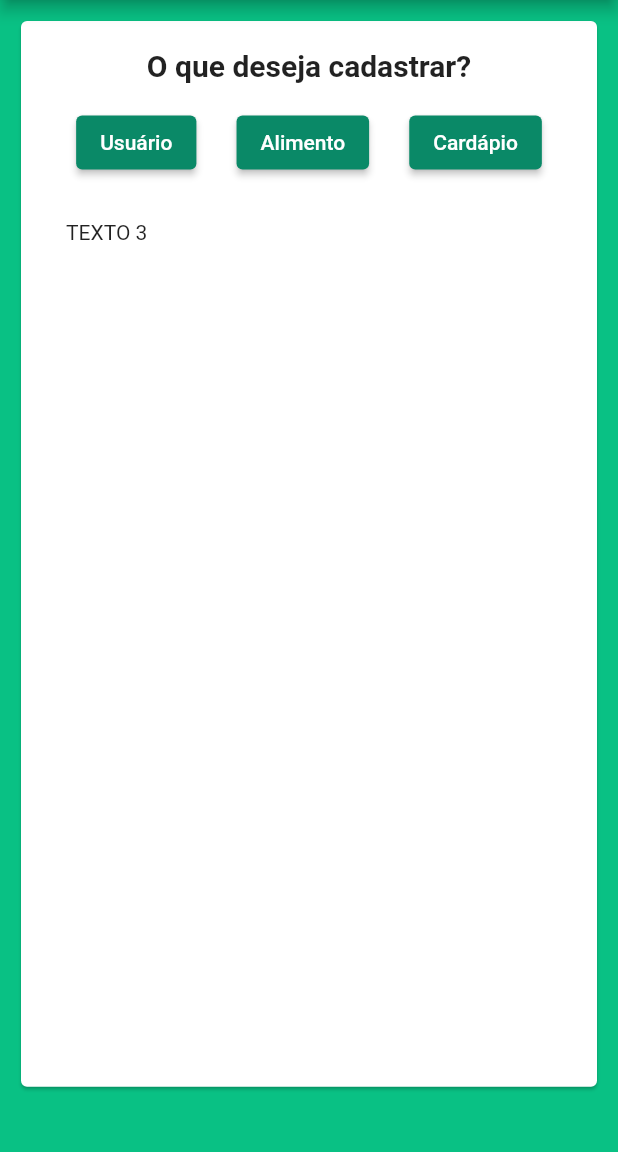
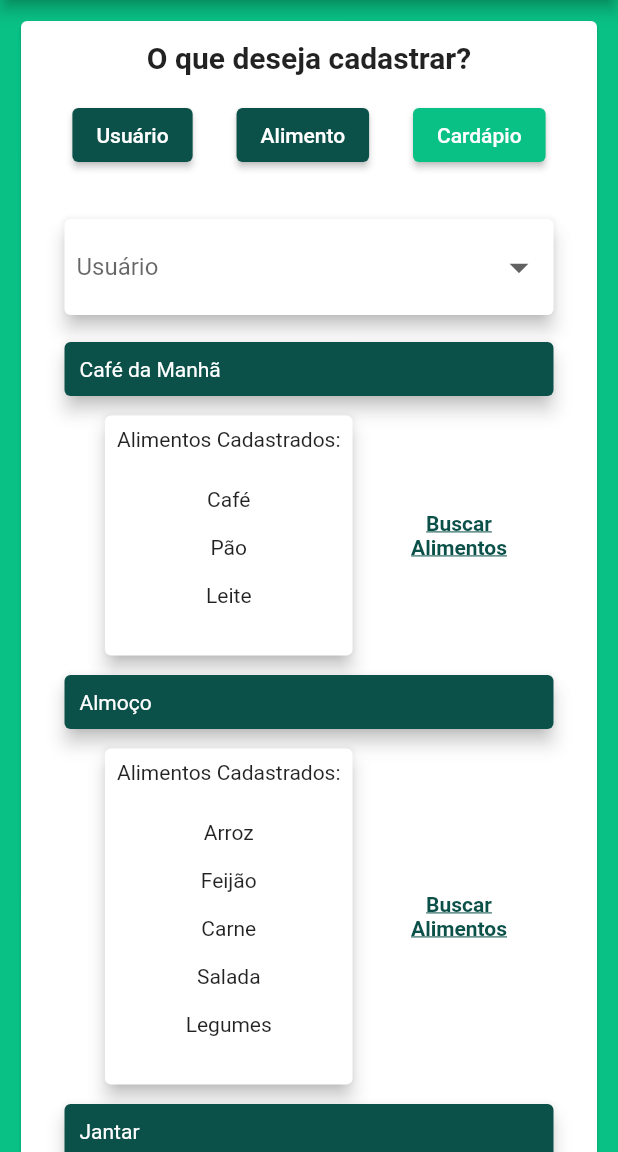
Before and after one commit to Medinagui/Flutter_AppNutricao, a Flutter app: the screen it shows after launch, after a tap on "Alimento", after a tap on "Cardápio", on a phone screen of 412 x 824 dp, the part 84-1236 px from its top. Run offline on Flutter 3.47's test engine with Material 2 defaults, Android fonts, the phone set to English and light mode, and no system bars; our stand-ins replace carousel_slider, image_picker; Roboto replaces fonts that are missing (OpenSans).

Commit message:
Avanços em Cadastro Cardápio

```diff
--- /dev/null
+++ b/appnutricao/lib/components/cadastro_cardapio_form.dart
@@ -0,0 +1,240 @@
+import 'package:appnutricao/components/image_picker.dart';
+import 'package:flutter/material.dart';
+import 'package:appnutricao/themes/theme.dart';
+import 'package:carousel_slider/carousel_slider.dart';
+
+class CadastroCardapioForm extends StatefulWidget {
+  const CadastroCardapioForm({super.key});
+
+  @override
+  State<CadastroCardapioForm> createState() => _CadastroCardapioFormState();
+}
+
+class _CadastroCardapioFormState extends State<CadastroCardapioForm> {
+  String? categoriaRefeicao;
+  String? tipoAlimento;
+
+  List<DropdownMenuItem> usersList = const [
+    DropdownMenuItem(value: 'Usuário 1', child: Text('Usuário 1')),
+    DropdownMenuItem(value: 'Usuário 2', child: Text('Usuário 2')),
+    DropdownMenuItem(value: 'Usuário 3', child: Text('Usuário 3')),
+    DropdownMenuItem(value: 'Usuário 4', child: Text('Usuário 4')),
+    DropdownMenuItem(value: 'Usuário 5', child: Text('Usuário 5')),
+  ];
+
+  List<String> alimentosCafe = [
+    "Café\n",
+    "Pão\n",
+    "Leite\n",
+  ];
+
+  List<String> alimentosAlmoco = [
+    "Arroz\n",
+    "Feijão\n",
+    "Carne\n",
+    "Salada\n",
+    "Legumes\n",
+  ];
+
+  List<String> alimentosJanta = [
+    "Macarrão\n",
+    "Molho\n",
+    "Carne Moída\n",
+    "Queijo\n",
+  ];
+
+  @override
+  Widget build(BuildContext context) {
+    return Form(
+        child: Column(
+      crossAxisAlignment: CrossAxisAlignment.stretch,
+      children: [
+        Card(
+          elevation: 5,
+          child: Padding(
+            padding: const EdgeInsets.all(8.0),
+            child: DropdownButtonHideUnderline(
+              child: DropdownButton(
+                  iconSize: 30,
+                  borderRadius: BorderRadius.circular(10),
+                  isExpanded: true,
+                  hint: const Text('Usuário'),
+                  value: categoriaRefeicao,
+                  items: usersList,
+                  onChanged: (val) {
+                    setState(() {
+                      categoriaRefeicao = val.toString();
+                    });
+                  }),
+            ),
+          ),
+        ),
+        const SizedBox(
+          height: 10,
+        ),
+        Card(
+            color: colorsTwo.colorScheme.secondary,
+            elevation: 5,
+            child: const Padding(
+              padding: EdgeInsets.all(10),
+              child: Text(
+                'Café da Manhã',
+                style: TextStyle(color: Colors.white),
+              ),
+            )),
+        const SizedBox(
+          height: 5,
+        ),
+        Row(
+          mainAxisAlignment: MainAxisAlignment.spaceEvenly,
+          children: [
+            Card(
+              elevation: 5,
+              child: Padding(
+                padding: const EdgeInsets.all(8.0),
+                child: Column(
+                    mainAxisAlignment: MainAxisAlignment.start,
+                    children: [
+                      const Text('Alimentos Cadastrados:\n'),
+                      (alimentosCafe.isEmpty)
+                          ? const Text('Sem alimentos cadastrados')
+                          : Padding(
+                              padding: const EdgeInsets.all(8.0),
+                              child: Text(
+                                '${alimentosCafe[0]}\n${alimentosCafe[1]}\n${alimentosCafe[2]}',
+                                textAlign: TextAlign.center,
+                              ),
+                            )
+                    ]),
+              ),
+            ),
+            TextButton(
+                onPressed: () {},
+                child: Text('Buscar\nAlimentos',
+                    textAlign: TextAlign.center,
+                    style: TextStyle(
+                        color: colorsTwo.colorScheme.secondary,
+                        decoration: TextDecoration.underline,
+                        fontWeight: FontWeight.bold,
+                        fontSize: 14)))
+          ],
+        ),
+        const SizedBox(
+          height: 5,
+        ),
+        Card(
+            color: colorsTwo.colorScheme.secondary,
+            elevation: 5,
+            child: const Padding(
+              padding: EdgeInsets.all(10),
+              child: Text(
+                'Almoço',
+                style: TextStyle(color: Colors.white),
+              ),
+            )),
+        const SizedBox(
+          height: 5,
+        ),
+        Row(
+          mainAxisAlignment: MainAxisAlignment.spaceEvenly,
+          children: [
+            Card(
+              elevation: 5,
+              child: Padding(
+                padding: const EdgeInsets.all(8.0),
+                child: Column(
+                    mainAxisAlignment: MainAxisAlignment.start,
+                    children: [
+                      const Text('Alimentos Cadastrados:\n'),
+                      (alimentosAlmoco.isEmpty)
+                          ? const Text('Sem alimentos cadastrados')
+                          : Padding(
+                              padding: const EdgeInsets.all(8.0),
+                              child: Text(
+                                '${alimentosAlmoco[0]}\n${alimentosAlmoco[1]}\n${alimentosAlmoco[2]}\n${alimentosAlmoco[3]}\n${alimentosAlmoco[4]}',
+                                textAlign: TextAlign.center,
+                              ),
+                            )
+                    ]),
+              ),
+            ),
+            TextButton(
+                onPressed: () {},
+                child: Text('Buscar\nAlimentos',
+                    textAlign: TextAlign.center,
+                    style: TextStyle(
+                        color: colorsTwo.colorScheme.secondary,
+                        decoration: TextDecoration.underline,
+                        fontWeight: FontWeight.bold,
+                        fontSize: 14)))
+          ],
+        ),
+        const SizedBox(
+          height: 5,
+        ),
+        Card(
+            color: colorsTwo.colorScheme.secondary,
+            elevation: 5,
+            child: const Padding(
+              padding: EdgeInsets.all(10),
+              child: Text(
+                'Jantar',
+                style: TextStyle(color: Colors.white),
+              ),
+            )),
+        const SizedBox(
+          height: 5,
+        ),
+        Row(
+          mainAxisAlignment: MainAxisAlignment.spaceEvenly,
+          children: [
+            Card(
+              elevation: 5,
+              child: Padding(
+                padding: const EdgeInsets.all(8.0),
+                child: Column(
+                    mainAxisAlignment: MainAxisAlignment.start,
+                    children: [
+                      const Text('Alimentos Cadastrados:\n'),
+                      (alimentosAlmoco.isEmpty)
+                          ? const Text('Sem alimentos cadastrados')
+                          : Padding(
+                              padding: const EdgeInsets.all(8.0),
+                              child: Text(
+                                '${alimentosAlmoco[0]}\n${alimentosAlmoco[1]}\n${alimentosAlmoco[2]}\n${alimentosAlmoco[3]}',
+                                textAlign: TextAlign.center,
+                              ),
+                            )
+                    ]),
+              ),
+            ),
+            TextButton(
+                onPressed: () {},
+                child: Text('Buscar\nAlimentos',
+                    textAlign: TextAlign.center,
+                    style: TextStyle(
+                        color: colorsTwo.colorScheme.secondary,
+                        decoration: TextDecoration.underline,
+                        fontWeight: FontWeight.bold,
+                        fontSize: 14)))
+          ],
+        ),
+        const SizedBox(
+          height: 15,
+        ),
+        Row(
+          mainAxisAlignment: MainAxisAlignment.end,
+          children: [
+            ElevatedButton(
+              onPressed: () {},
+              style: ButtonStyle(
+                  backgroundColor:
+                      MaterialStateProperty.all(colorsTwo.colorScheme.primary)),
+              child: const Text('Cadastrar'),
+            ),
+          ],
+        )
+      ],
+    ));
+  }
+}
--- a/appnutricao/lib/screens/cadastro.dart
+++ b/appnutricao/lib/screens/cadastro.dart
@@ -2,6 +2,8 @@ import 'package:appnutricao/components/cadastro_user_form.dart';
 import 'package:flutter/material.dart';
 import 'package:appnutricao/themes/theme.dart';
 import 'package:appnutricao/components/cadastro_alimento_form.dart';
+
+import '../components/cadastro_cardapio_form.dart';
 
 class CadastroScreen extends StatefulWidget {
   const CadastroScreen({super.key});
@@ -10,13 +12,26 @@ class CadastroScreen extends StatefulWidget {
   State<CadastroScreen> createState() => _CadastroScreenState();
 }
 
-List<Widget> cadastroForms = const[
+List<Widget> cadastroForms = const [
   CadastroUserForm(),
   CadastroAlimentoForm(),
-  Text('TEXTO 3')
+  CadastroCardapioForm()
 ];
 
 int _buttonPressed = 0;
+
+
+
+MaterialStateProperty<Color> buttonSelected(int buttonPressed, int buttonID) {
+
+  if (buttonPressed == buttonID) {
+    return MaterialStateProperty.all(colorsOne.colorScheme.secondary);
+  }
+
+  return MaterialStateProperty.all(colorsTwo.colorScheme.secondary);
+}
+
+
 
 class _CadastroScreenState extends State<CadastroScreen> {
   @override
@@ -37,7 +52,7 @@ class _CadastroScreenState extends State<CadastroScreen> {
           ),
           child: Card(
             child: Padding(
-              padding: const EdgeInsets.all(10),
+              padding: const EdgeInsets.all(5),
               child: Column(
                   crossAxisAlignment: CrossAxisAlignment.stretch,
                   children: [
@@ -59,8 +74,8 @@ class _CadastroScreenState extends State<CadastroScreen> {
                             });
                           },
                           style: ButtonStyle(
-                              backgroundColor: MaterialStateProperty.all(
-                                  colorsTwo.colorScheme.primary)),
+                              backgroundColor: buttonSelected(_buttonPressed, 0),
+                              ),
                           child: const Text('Usuário'),
                         ),
                         ElevatedButton(
@@ -70,8 +85,7 @@ class _CadastroScreenState extends State<CadastroScreen> {
                               });
                             },
                             style: ButtonStyle(
-                                backgroundColor: MaterialStateProperty.all(
-                                    colorsTwo.colorScheme.primary)),
+                                backgroundColor: buttonSelected(_buttonPressed, 1)),
                             child: const Text('Alimento')),
                         ElevatedButton(
                             onPressed: () {
@@ -80,12 +94,11 @@ class _CadastroScreenState extends State<CadastroScreen> {
                               });
                             },
                             style: ButtonStyle(
-                                backgroundColor: MaterialStateProperty.all(
-                                    colorsTwo.colorScheme.primary)),
+                                backgroundColor: buttonSelected(_buttonPressed, 2)),
                             child: const Text('Cardápio')),
                       ],
                     ),
-                     Padding(
+                    Padding(
                         padding: const EdgeInsets.all(20),
                         child: cadastroForms.elementAt(_buttonPressed)
                         //CadastroAlimentoForm()
--- a/appnutricao/pubspec.yaml
+++ b/appnutricao/pubspec.yaml
@@ -33,6 +33,7 @@ dependencies:
   intl: ^0.15.7
   image_picker: ^0.8.3
   path_provider: ^2.0.1
+  carousel_slider: ^4.0.0
 
 
   # The following adds the Cupertino Icons font to your application.
```
Also changed, not shown: appnutricao/pubspec.lock, 1 other file.
